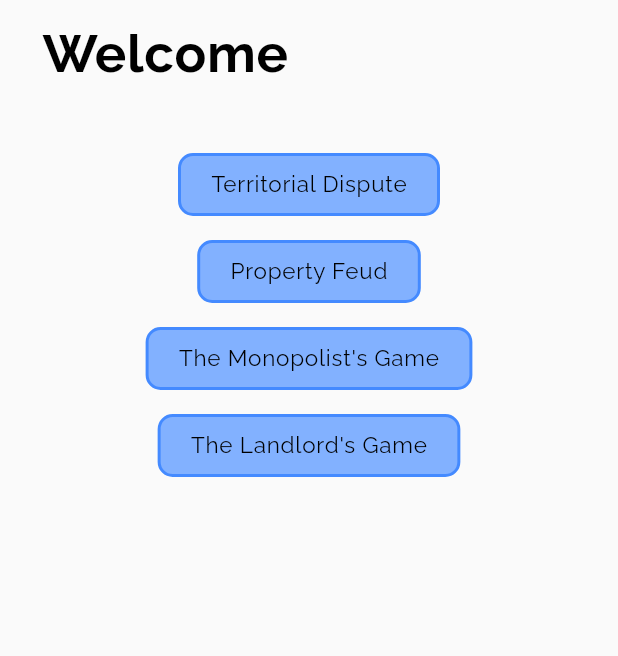
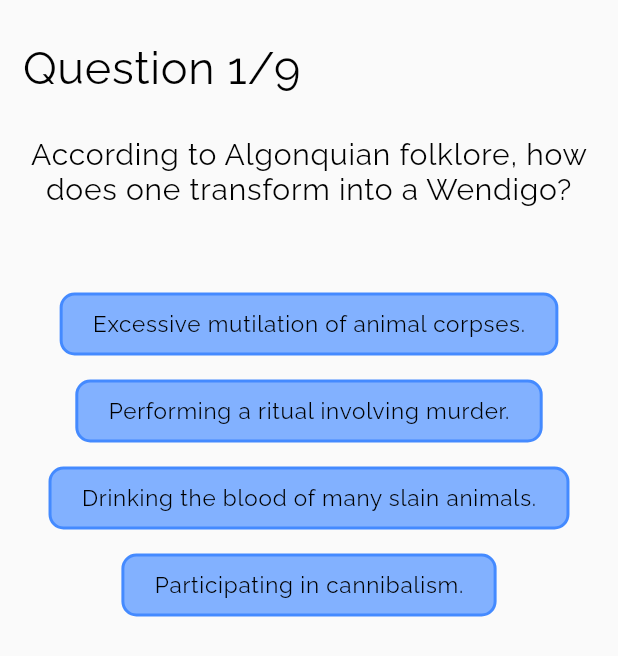
Before and after one commit to olumidayy/quizzify, a Flutter app: the QuestionPage screen opened directly, on a phone screen of 412 x 824 dp. Shown: the top 656 px of the screen. Run offline on Flutter 3.47's test engine with Material 2 defaults, Android fonts, the phone set to English and light mode, and no system bars; our stand-ins replace google_fonts.

Commit message:
quiz stuff working

```diff
--- a/lib/main.dart
+++ b/lib/main.dart
@@ -13,7 +13,7 @@ class MyApp extends StatelessWidget {
   Widget build(BuildContext context) {
     return MaterialApp(
       title: 'Flutter Demo',
-      home: QuestionPage(),
+      home: Home(),
     );
   }
 }
--- a/lib/ui/home.dart
+++ b/lib/ui/home.dart
@@ -1,4 +1,5 @@
 import 'package:flutter/material.dart';
+import 'question_page.dart';
 
 //import 'package:font_awesome_flutter/font_awesome_flutter.dart';
 import 'package:google_fonts/google_fonts.dart';
@@ -44,7 +45,9 @@ class Home extends StatelessWidget{
             padding: const EdgeInsets.all(28.0),
             child: RaisedButton(
               color: Colors.black,
-              onPressed: (){},
+              onPressed: (){
+                Navigator.pushReplacement(context, MaterialPageRoute(builder: (context) => QuestionPage()));
+              },
               child: Text(
                 'Start Quiz',
                 style: GoogleFonts.raleway(
--- a/lib/ui/models.dart
+++ b/lib/ui/models.dart
@@ -585,7 +585,6 @@ List res = qs['results'];
 
 getQuestions(){
   List<Question> ques = List.from(res.map((result) => Question.fromMap(result)));
-  print(ques);
   return ques;
 }
 
--- a/lib/ui/question_page.dart
+++ b/lib/ui/question_page.dart
@@ -1,44 +1,143 @@
 import 'package:flutter/material.dart';
 import 'models.dart';
-import 'widgets.dart';
 //import 'package:font_awesome_flutter/font_awesome_flutter.dart';
 import 'package:google_fonts/google_fonts.dart';
 
-
-class QuestionPage extends StatefulWidget{
-
+class QuestionPage extends StatefulWidget {
   @override
   State<QuestionPage> createState() {
-    // TODO: implement createState
     return _QuestionPageState();
   }
 }
 
-class _QuestionPageState extends State<QuestionPage>{
-
-  List<Question> questions = getQuestions();
-
+class _QuestionPageState extends State<QuestionPage> {
+  int index = 0, tots = 0;
   @override
   Widget build(BuildContext context) {
+    List<Question> questions = (getQuestions()).sublist(1, 10);
+    print(questions.length);
+    Question question = questions[index];
+    var options = question.incorrectAnswers + [question.correctAnswer];
     return Scaffold(
         body: ListView(
       children: <Widget>[
         Padding(
-            padding: const EdgeInsets.symmetric(vertical: 15, horizontal: 28.0),
+          padding: const EdgeInsets.fromLTRB(15, 28.0, 15, 5),
           child: Text(
-              'Welcome',
+            'Question ${index + 1}/${questions.length}',
             style: GoogleFonts.raleway(
               textStyle: TextStyle(
                   color: Colors.black,
                   letterSpacing: .5,
-                    fontWeight: FontWeight.bold,
-                    fontSize: 35),
+                  // fontWeight: FontWeight.bold,
+                  fontSize: 30),
             ),
           ),
         ),
-          QuestionCard(question: questions[0],)
+        Padding(
+          padding:
+              const EdgeInsets.symmetric(horizontal: 8.0, vertical: 23),
+          child: Container(
+            decoration: BoxDecoration(
+              borderRadius: BorderRadius.circular(12),
+            ),
+            child: Column(children: <Widget>[
+              Text(
+                sanitize(question.question),
+                textAlign: TextAlign.center,
+                style: GoogleFonts.raleway(
+                  textStyle: TextStyle(
+                      color: Colors.black, letterSpacing: .5, fontSize: 20),
+                ),
+              ),
+              SizedBox(height: 50),
+              Column(
+                children: <Widget>[
+                  for (int i = 0; i < options.length; i++)
+                    InkWell(
+                        onTap: () {
+                          if (index < questions.length - 1) {
+                            setState(() {
+                              index++;
+                            });
+                          } else {
+                            Navigator.pushReplacement(
+                                context,
+                                MaterialPageRoute(
+                                    builder: (context) => Result(
+                                          score: tots,
+                                          total: questions.length,
+                                        )));
+                          }
+                          if (options[i] == question.correctAnswer) {
+                            setState(() {
+                              tots++;
+                              print(tots);
+                            });
+                          }
+                        },
+                        child: Option(
+                          option: options[i],
+                        ))
                 ],
               )
+            ]),
+          ),
+        )
+      ],
+    ));
+  }
+}
+
+class Option extends StatefulWidget {
+  final String option;
+
+  const Option({Key key, this.option}) : super(key: key);
+  @override
+  State<Option> createState() {
+    return _OptionState();
+  }
+}
+
+class _OptionState extends State<Option> {
+  @override
+  Widget build(BuildContext context) {
+    return Padding(
+      padding: const EdgeInsets.all(8.0),
+      child: Container(
+          decoration: BoxDecoration(
+            color: Colors.blueAccent[100],
+            border: Border.all(color: Colors.blueAccent, width: 2),
+            borderRadius: BorderRadius.circular(10),
+          ),
+          child: Padding(
+            padding: const EdgeInsets.symmetric(vertical: 10, horizontal: 20.0),
+            child: Text(
+              sanitize(widget.option),
+              style: GoogleFonts.raleway(
+                textStyle: TextStyle(
+                    color: Colors.black, letterSpacing: .5, fontSize: 15),
+              ),
+            ),
+          )),
     );
   }
 }
+
+String sanitize(String str) {
+  str = str.replaceAll('&#039;', "'");
+  str = str.replaceAll('&quot;', '"');
+  return str;
+}
+
+class Result extends StatelessWidget {
+  final int score, total;
+
+  const Result({Key key, this.score, this.total}) : super(key: key);
+  @override
+  Widget build(BuildContext context) {
+    return Scaffold(
+      body: Center(child: Text('You scored ${(score / total) * 100}')),
+    );
+  }
+}
--- a/lib/ui/widgets.dart
+++ /dev/null
@@ -1,85 +0,0 @@
-import 'package:flutter/material.dart';
-import 'package:google_fonts/google_fonts.dart';
-import 'package:quizzify/ui/models.dart';
-import 'models.dart';
-//import 'dart:convert' show utf8;
-
-String sanitize(String str){
-  str = str.replaceAll('&#039;', "'");
-  str = str.replaceAll('&quot;', '"');
-  return str;
-}
-
-class QuestionCard extends StatelessWidget{
-
-  final Question question;
-
-  const QuestionCard({Key key, this.question}) : super(key: key);
-
-  @override
-  Widget build(BuildContext context) {
-
-    List<String> options = this.question.incorrectAnswers + [this.question.correctAnswer];
-
-    return Padding(
-      padding: const EdgeInsets.symmetric(horizontal: 8.0, vertical: 23),
-      child: Container(
-        decoration: BoxDecoration(
-          borderRadius: BorderRadius.circular(12),
-        ),
-        child: Column(
-          children: <Widget>[
-            for(int i = 0; i < options.length; i++)
-              InkWell(
-                onTap: (){
-                  if(options[i] == this.question.correctAnswer){
-
-                  }
-                },
-                  child: Option(option: options[i],))
-          ],
-        ),
-      ),
-    );
-  }
-
-}
-
-
-class Option extends StatefulWidget{
-  final String option;
-
-  const Option({Key key, this.option}) : super(key: key);
-  @override
-  State<Option> createState() {
-    return _OptionState ();
-  }
-
-}
-
-class _OptionState extends State<Option> {
-  @override
-  Widget build(BuildContext context) {
-    return Padding(
-      padding: const EdgeInsets.all(8.0),
-      child: Container(
-          decoration: BoxDecoration(
-            color: Colors.blueAccent[100],
-            border: Border.all(color: Colors.blueAccent, width: 2),
-            borderRadius: BorderRadius.circular(10),
-          ),
-          child: Padding(
-            padding: const EdgeInsets.symmetric(vertical: 10, horizontal: 20.0),
-            child: Text(
-              sanitize(widget.option),
-              style: GoogleFonts.raleway(
-                textStyle: TextStyle(
-                    color: Colors.black,
-                    letterSpacing: .5,
-                    fontSize: 15),
-              ),
-            ),
-          )),
-    );
-  }
-}
```
Lines whose indentation alone changed are shown as unchanged.
